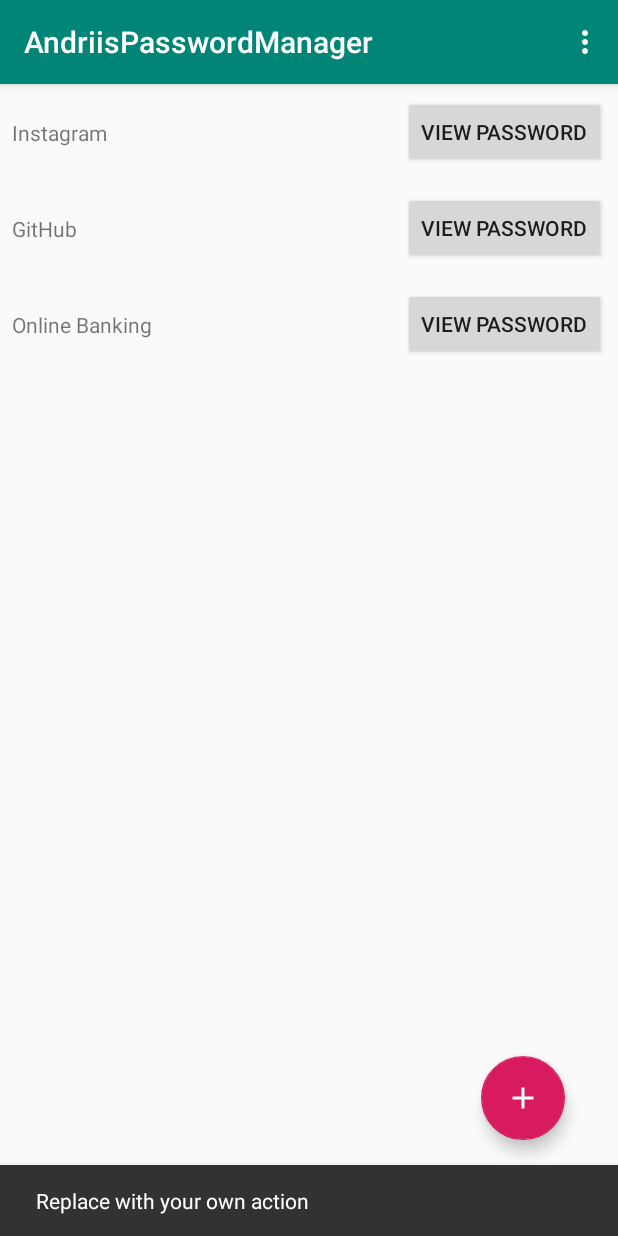
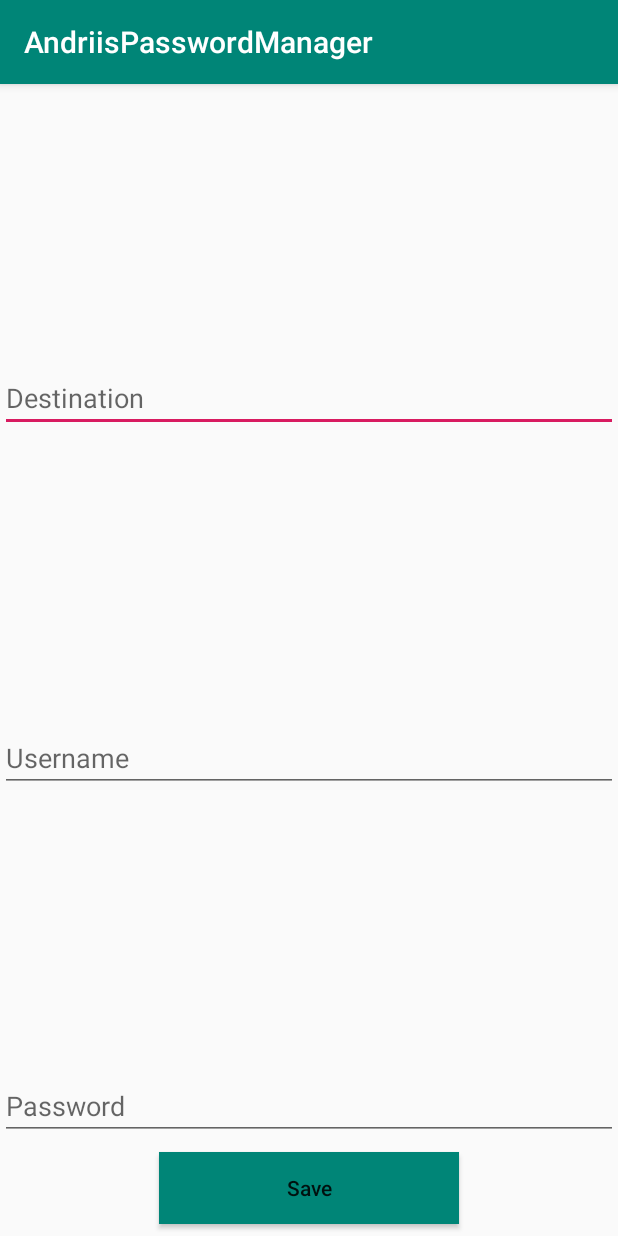
Before and after one commit to derubioo/AndriisAndroidTestApp, an Android app: the screen it shows after launch (MainActivity before the commit, AddPasswordActivity after it), after a tap on an icon or button, on a phone screen of 412 x 824 dp. Run offline under Robolectric (Android 15) with nearby library versions, the phone set to English and light mode, and no system bars.

Commit message:
Added a new activity to create new password with information.

```diff
--- a/app/build.gradle
+++ b/app/build.gradle
@@ -34,7 +34,8 @@ dependencies {
     // Recycler View
     implementation 'com.android.support:recyclerview-v7:28.0.0'
     // Kotlin Coroutines
-    implementation "org.jetbrains.kotlinx:kotlinx-coroutines-core:1.0.1"
+    implementation "org.jetbrains.kotlinx:kotlinx-coroutines-core:1.1.1"
+    implementation "org.jetbrains.kotlinx:kotlinx-coroutines-android:1.1.1"
 
     // For Testing
     testImplementation 'junit:junit:4.12'
--- a/app/src/main/AndroidManifest.xml
+++ b/app/src/main/AndroidManifest.xml
@@ -19,6 +19,7 @@
                 <category android:name="android.intent.category.LAUNCHER"/>
             </intent-filter>
         </activity>
+        <activity android:name=".AddPasswordActivity"/>
     </application>
 
 </manifest>
--- a/app/src/main/java/com/example/andriispasswordmanager/AccountRecord.kt
+++ b/app/src/main/java/com/example/andriispasswordmanager/AccountRecord.kt
@@ -6,5 +6,6 @@ import android.arch.persistence.room.PrimaryKey
 @Entity
 data class AccountRecord(@PrimaryKey(autoGenerate = true)
                          val id: Int = -1,
-                         val name: String,
+                         val destination: String,
+                         val username: String,
                          val password: String)
--- a/app/src/main/java/com/example/andriispasswordmanager/AccountRecordDao.kt
+++ b/app/src/main/java/com/example/andriispasswordmanager/AccountRecordDao.kt
@@ -6,7 +6,6 @@ import android.arch.persistence.room.OnConflictStrategy
 import android.arch.persistence.room.Update
 import android.arch.persistence.room.Delete
 import android.arch.persistence.room.Query
-
 
 @Dao
 public interface AccountRecordDao {
@@ -19,7 +18,7 @@ public interface AccountRecordDao {
     @Delete
     fun deleteAccount(accountRecord: AccountRecord)
 
-    @Query("SELECT * FROM AccountRecord WHERE name == :name")
+    @Query("SELECT * FROM AccountRecord WHERE username == :name")
     fun getAccountByName(name: String): List<AccountRecord>
 
     @Query("SELECT * FROM AccountRecord")
--- /dev/null
+++ b/app/src/main/java/com/example/andriispasswordmanager/AddPasswordActivity.kt
@@ -0,0 +1,67 @@
+package com.example.andriispasswordmanager
+
+import android.support.v7.app.AppCompatActivity
+import android.os.Bundle
+import android.widget.Button
+import android.widget.EditText
+import kotlinx.coroutines.launch
+import kotlinx.coroutines.runBlocking
+import android.content.Intent
+import android.support.design.widget.Snackbar
+import android.util.Log
+import android.view.View
+
+
+class AddPasswordActivity: AppCompatActivity() {
+    private val tag = "AddPasswordActivity"
+
+    private lateinit var editTextDestination: EditText
+    private lateinit var editTextUsername: EditText
+    private lateinit var editTextPassword: EditText
+
+    override fun onCreate(savedInstanceState: Bundle?) {
+        super.onCreate(savedInstanceState)
+        setContentView(R.layout.add_password_activity)
+
+        editTextDestination = findViewById(R.id.editTextDestination)
+        editTextUsername = findViewById(R.id.editTextUsername)
+        editTextPassword = findViewById(R.id.editTextPassword)
+
+        findViewById<Button>(R.id.button_save).setOnClickListener { view ->
+            saveData(view)
+        }
+    }
+
+    private fun saveData(view: View) = runBlocking {
+        val destination = editTextDestination.text?.toString() ?: let {
+            editTextDestination.error = getString(R.string.required_warning)
+            editTextDestination.requestFocus()
+            return@runBlocking
+        }
+        val username = editTextUsername.text?.toString() ?: let {
+            editTextUsername.error = getString(R.string.required_warning)
+            editTextUsername.requestFocus()
+            return@runBlocking
+        }
+        val password = editTextPassword.text?.toString() ?: let {
+            editTextPassword.error = getString(R.string.required_warning)
+            editTextPassword.requestFocus()
+            return@runBlocking
+        }
+
+        val accountRecord = AccountRecord(
+            destination = destination,
+            username = username,
+            password = password)
+
+        launch {
+            AppDatabase.INSTANCE?.accountRecordDao()?.insertAccount(accountRecord)
+            Log.i(tag, "Saved data")
+        }
+
+        // TODO: Bug. Snackbar is not showing up.
+        Snackbar.make(view, getString(R.string.snackbar_text_saved), Snackbar.LENGTH_LONG).show()
+        finish()
+        startActivity(Intent(applicationContext, MainActivity::class.java))
+    }
+}
--- a/app/src/main/java/com/example/andriispasswordmanager/MainActivity.kt
+++ b/app/src/main/java/com/example/andriispasswordmanager/MainActivity.kt
@@ -1,7 +1,7 @@
 package com.example.andriispasswordmanager
 
+import android.content.Intent
 import android.os.Bundle
-import android.support.design.widget.Snackbar
 import android.support.v7.app.AppCompatActivity;
 import android.support.v7.widget.LinearLayoutManager
 import android.support.v7.widget.RecyclerView
@@ -20,9 +20,8 @@ class MainActivity : AppCompatActivity() {
         setContentView(R.layout.activity_main)
         setSupportActionBar(toolbar)
 
-        fab.setOnClickListener { view ->
-            Snackbar.make(view, "Replace with your own action", Snackbar.LENGTH_LONG)
-                .setAction("Action", null).show()
+        fab.setOnClickListener {
+            startActivity(Intent(applicationContext, AddPasswordActivity::class.java))
         }
 
         viewManager = LinearLayoutManager(this)
--- /dev/null
+++ b/app/src/main/res/layout/add_password_activity.xml
@@ -0,0 +1,57 @@
+<?xml version="1.0" encoding="utf-8"?>
+<android.support.constraint.ConstraintLayout xmlns:android="http://schemas.android.com/apk/res/android"
+                                             xmlns:app="http://schemas.android.com/apk/res-auto"
+                                             android:layout_width="match_parent"
+                                             android:layout_height="match_parent">
+    <EditText
+            android:id="@+id/editTextDestination"
+            android:layout_width="match_parent"
+            android:layout_height="wrap_content"
+            android:hint="@string/hint_destination"
+            app:layout_constraintStart_toStartOf="parent"
+            app:layout_constraintEnd_toEndOf="parent"
+            android:layout_marginBottom="8dp"
+            app:layout_constraintBottom_toTopOf="@+id/editTextUsername"
+            app:layout_constraintTop_toTopOf="parent"
+            app:layout_constraintHorizontal_bias="0.0"
+            android:layout_marginTop="8dp"/>
+
+    <EditText
+            android:id="@+id/editTextUsername"
+            android:layout_width="match_parent"
+            android:layout_height="wrap_content"
+            android:hint="@string/hint_username"
+            app:layout_constraintStart_toStartOf="parent"
+            app:layout_constraintEnd_toEndOf="parent"
+            android:layout_marginTop="8dp"
+            app:layout_constraintTop_toBottomOf="@+id/editTextDestination"
+            app:layout_constraintHorizontal_bias="0.0"
+            android:layout_marginBottom="8dp"
+            app:layout_constraintBottom_toTopOf="@+id/editTextPassword"/>
+
+    <EditText
+            android:id="@+id/editTextPassword"
+            android:layout_width="match_parent"
+            android:layout_height="wrap_content"
+            android:hint="@string/hint_password"
+            android:layout_marginBottom="8dp"
+            app:layout_constraintBottom_toTopOf="@+id/button_save"
+            app:layout_constraintStart_toStartOf="parent"
+            app:layout_constraintEnd_toEndOf="parent"/>
+
+    <Button
+            android:id="@+id/button_save"
+            android:layout_width="200dp"
+            android:layout_height="wrap_content"
+            android:layout_gravity="center_horizontal"
+            android:background="@color/colorPrimary"
+            android:text="@string/save_button_text"
+            android:textAllCaps="false"
+            android:layout_marginBottom="8dp"
+            app:layout_constraintBottom_toBottomOf="parent"
+            android:layout_marginEnd="8dp"
+            app:layout_constraintEnd_toEndOf="parent"
+            android:layout_marginStart="8dp"
+            app:layout_constraintStart_toStartOf="parent"/>
+
+</android.support.constraint.ConstraintLayout>
--- a/app/src/main/res/values/strings.xml
+++ b/app/src/main/res/values/strings.xml
@@ -2,4 +2,10 @@
     <string name="app_name">AndriisPasswordManager</string>
     <string name="action_settings">Settings</string>
     <string name="view_password">View Password</string>
+    <string name="hint_destination">Destination</string>
+    <string name="hint_username">Username</string>
+    <string name="hint_password">Password</string>
+    <string name="save_button_text">Save</string>
+    <string name="required_warning">Required field</string>
+    <string name="snackbar_text_saved">Saved</string>
 </resources>
```
Also changed, not shown: 1 other file.
